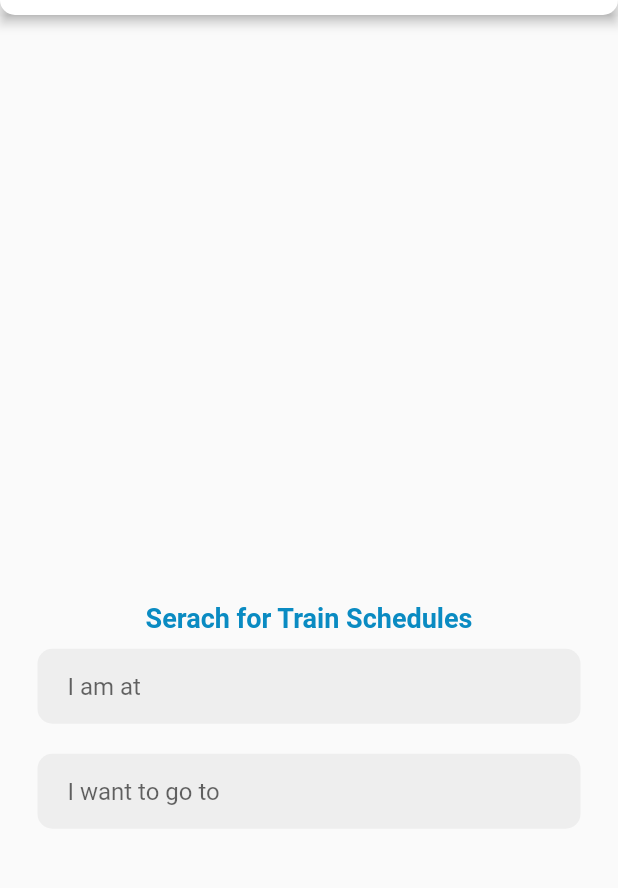
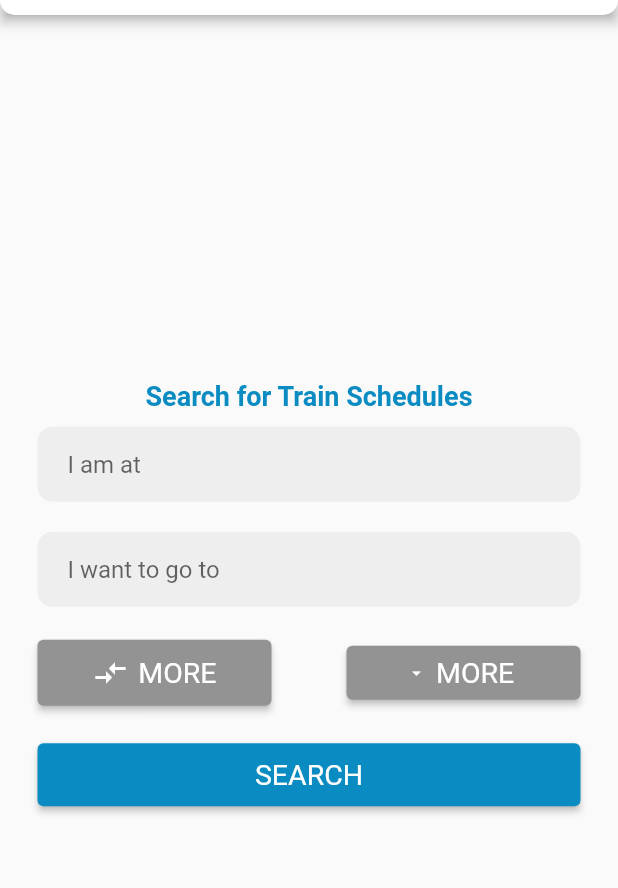
Before and after one commit to User-Experience-Design-SE3050-2021/se3050---uee-2021s2_reg_we_58, a Flutter app: the Homepage screen opened directly, on a phone screen of 412 x 824 dp, the part 75-963 px from its top. Run offline on Flutter 3.47's test engine with Material 2 defaults, Android fonts, the phone set to English and light mode, and no system bars.

Commit message:
update home page

```diff
--- a/train_srilanka/lib/Screens/home_page.dart
+++ b/train_srilanka/lib/Screens/home_page.dart
@@ -7,6 +7,10 @@ import '../theme.dart';
 import 'UserAuth/register.dart';
 
 class Homepage extends StatelessWidget {
+  final ButtonStyle styleBtnSubmit = ElevatedButton.styleFrom(
+    textStyle: const TextStyle(fontSize: 20, backgroundColor: kPrimaryColor),
+  );
+
   @override
   Widget build(BuildContext context) {
     return Scaffold(
@@ -17,15 +21,15 @@ class Homepage extends StatelessWidget {
                 mainAxisAlignment: MainAxisAlignment.center,
                 children: <Widget>[
               SizedBox(
-                height: 180.0,
+                height: 20.0,
               ),
               Text(
-                'Serach for Train Schedules',
-                textAlign: TextAlign.left,
+                'Search for Train Schedules',
                 style: TextStyle(
                     fontSize: 18,
                     fontWeight: FontWeight.bold,
                     color: kPrimaryColor),
+                textAlign: TextAlign.left,
               ),
               Container(
                 margin: EdgeInsets.symmetric(vertical: 10.0, horizontal: 25.0),
@@ -66,6 +70,54 @@ class Homepage extends StatelessWidget {
                   ),
                 ),
               ),
+              Container(
+                  margin:
+                      EdgeInsets.symmetric(vertical: 10.0, horizontal: 25.0),
+                  width: double.infinity,
+                  child: Row(
+                      crossAxisAlignment: CrossAxisAlignment.start,
+                      children: <Widget>[
+                        Expanded(
+                            flex: 1,
+                            child: ElevatedButton.icon(
+                                style: ElevatedButton.styleFrom(
+                                    primary: kSecondaryColor,
+                                    textStyle: const TextStyle(fontSize: 19),
+                                    padding: EdgeInsets.symmetric(
+                                        vertical: 10.0, horizontal: 25.0)),
+                                onPressed: () {},
+                                icon: const Icon(Icons.compare_arrows_sharp),
+                                label: const Text('MORE'))),
+                        Container(width: 50),
+                        Expanded(
+                            flex: 1,
+                            child: ElevatedButton.icon(
+                                style: ElevatedButton.styleFrom(
+                                    primary: kSecondaryColor,
+                                    textStyle: const TextStyle(fontSize: 19)),
+                                onPressed: () {},
+                                icon: Icon(
+                                  Icons.arrow_drop_down_sharp,
+                                  size: 13.0,
+                                ),
+                                label: const Text('MORE')))
+                      ])),
+              Container(
+                margin: EdgeInsets.symmetric(vertical: 10.0, horizontal: 25.0),
+                width: double.infinity,
+                child: ElevatedButton(
+                  child: Padding(
+                      padding: EdgeInsets.symmetric(
+                          vertical: 10.0, horizontal: 25.0),
+                      child: const Text('SEARCH')),
+                  style: ElevatedButton.styleFrom(
+                      primary: kPrimaryColor,
+                      textStyle: const TextStyle(fontSize: 19)),
+                  onPressed: () {
+                    print('Pressed');
+                  },
+                ),
+              )
             ])));
   }
 }
```
